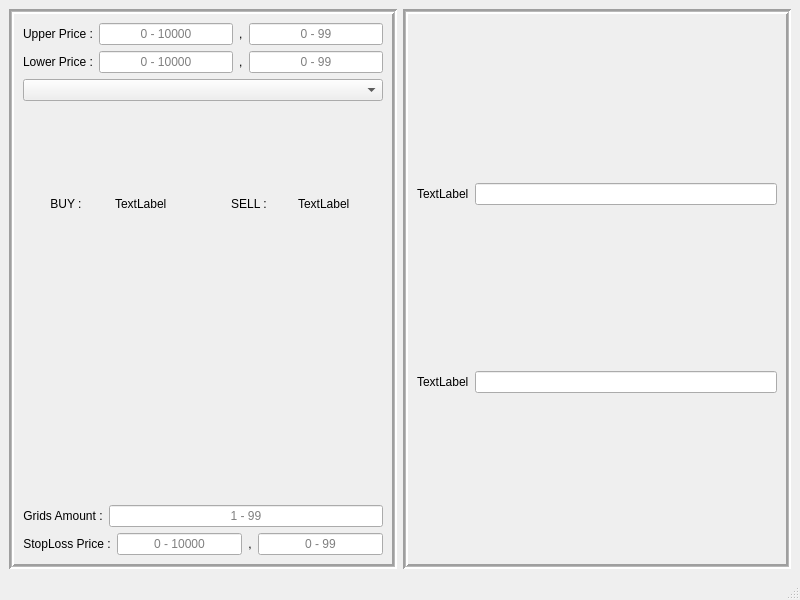
Above: mainwindow.ui from qrlik/gridExchangeCalculator before the change. Below: the same form after it.
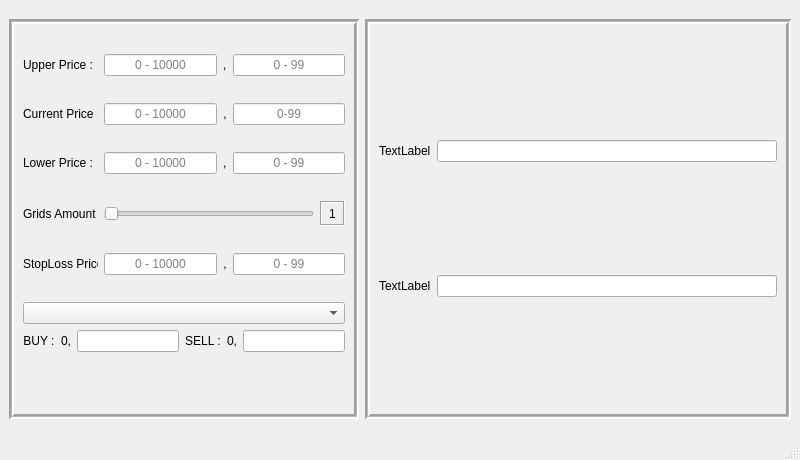
That is the form after the change.

Commit message: add custom tax, app style, finish input frame ui

Patch:
```diff
--- a/mainwindow.ui
+++ b/mainwindow.ui
@@ -7,9 +7,27 @@
     <x>0</x>
     <y>0</y>
     <width>800</width>
-    <height>600</height>
+    <height>460</height>
    </rect>
   </property>
+  <property name="sizePolicy">
+   <sizepolicy hsizetype="Fixed" vsizetype="Fixed">
+    <horstretch>0</horstretch>
+    <verstretch>0</verstretch>
+   </sizepolicy>
+  </property>
+  <property name="minimumSize">
+   <size>
+    <width>0</width>
+    <height>400</height>
+   </size>
+  </property>
+  <property name="maximumSize">
+   <size>
+    <width>16777215</width>
+    <height>460</height>
+   </size>
+  </property>
   <property name="windowTitle">
    <string>Grid Trade Calculator</string>
   </property>
@@ -17,6 +35,24 @@
    <layout class="QGridLayout" name="gridLayout">
     <item row="0" column="0">
      <widget class="QFrame" name="InputFrame">
+      <property name="sizePolicy">
+       <sizepolicy hsizetype="Fixed" vsizetype="Fixed">
+        <horstretch>0</horstretch>
+        <verstretch>0</verstretch>
+       </sizepolicy>
+      </property>
+      <property name="minimumSize">
+       <size>
+        <width>350</width>
+        <height>400</height>
+       </size>
+      </property>
+      <property name="maximumSize">
+       <size>
+        <width>350</width>
+        <height>400</height>
+       </size>
+      </property>
       <property name="frameShape">
        <enum>QFrame::Box</enum>
       </property>
@@ -32,8 +68,26 @@
       <layout class="QVBoxLayout" name="verticalLayout_2">
        <item>
         <layout class="QHBoxLayout" name="UpperPriceLayout">
+         <property name="sizeConstraint">
+          <enum>QLayout::SetDefaultConstraint</enum>
+         </property>
+         <property name="leftMargin">
+          <number>0</number>
+         </property>
          <item>
-          <widget class="QLabel" name="UpperLabel">
+          <widget class="QLabel" name="UpperPriceLabel">
+           <property name="minimumSize">
+            <size>
+             <width>75</width>
+             <height>0</height>
+            </size>
+           </property>
+           <property name="maximumSize">
+            <size>
+             <width>75</width>
+             <height>16777215</height>
+            </size>
+           </property>
            <property name="text">
             <string>Upper Price :</string>
            </property>
@@ -41,6 +95,18 @@
          </item>
          <item>
           <widget class="QLineEdit" name="UpperPriceEdit">
+           <property name="minimumSize">
+            <size>
+             <width>100</width>
+             <height>0</height>
+            </size>
+           </property>
+           <property name="maximumSize">
+            <size>
+             <width>200</width>
+             <height>16777215</height>
+            </size>
+           </property>
            <property name="inputMask">
             <string/>
            </property>
@@ -67,6 +133,18 @@
          </item>
          <item>
           <widget class="QLineEdit" name="UpperFractionalEdit">
+           <property name="minimumSize">
+            <size>
+             <width>100</width>
+             <height>0</height>
+            </size>
+           </property>
+           <property name="maximumSize">
+            <size>
+             <width>200</width>
+             <height>16777215</height>
+            </size>
+           </property>
            <property name="alignment">
             <set>Qt::AlignCenter</set>
            </property>
@@ -77,10 +155,108 @@
          </item>
         </layout>
        </item>
+       <item>
+        <layout class="QHBoxLayout" name="CurrentPriceLayout">
+         <property name="sizeConstraint">
+          <enum>QLayout::SetDefaultConstraint</enum>
+         </property>
+         <item>
+          <widget class="QLabel" name="CurrentPriceLabel">
+           <property name="minimumSize">
+            <size>
+             <width>75</width>
+             <height>0</height>
+            </size>
+           </property>
+           <property name="maximumSize">
+            <size>
+             <width>75</width>
+             <height>16777215</height>
+            </size>
+           </property>
+           <property name="text">
+            <string>Current Price :</string>
+           </property>
+           <property name="alignment">
+            <set>Qt::AlignLeading|Qt::AlignLeft|Qt::AlignVCenter</set>
+           </property>
+          </widget>
+         </item>
+         <item>
+          <widget class="QLineEdit" name="CurrentPriceEdit">
+           <property name="minimumSize">
+            <size>
+             <width>100</width>
+             <height>0</height>
+            </size>
+           </property>
+           <property name="maximumSize">
+            <size>
+             <width>200</width>
+             <height>16777215</height>
+            </size>
+           </property>
+           <property name="alignment">
+            <set>Qt::AlignCenter</set>
+           </property>
+           <property name="placeholderText">
+            <string>0 - 10000</string>
+           </property>
+          </widget>
+         </item>
+         <item>
+          <widget class="QLabel" name="CurrentDelimiterLabel">
+           <property name="text">
+            <string>,</string>
+           </property>
+           <property name="alignment">
+            <set>Qt::AlignCenter</set>
+           </property>
+          </widget>
+         </item>
+         <item>
+          <widget class="QLineEdit" name="CurrentFractionalEdit">
+           <property name="minimumSize">
+            <size>
+             <width>100</width>
+             <height>0</height>
+            </size>
+           </property>
+           <property name="maximumSize">
+            <size>
+             <width>200</width>
+             <height>16777215</height>
+            </size>
+           </property>
+           <property name="alignment">
+            <set>Qt::AlignCenter</set>
+           </property>
+           <property name="placeholderText">
+            <string>0-99</string>
+           </property>
+          </widget>
+         </item>
+        </layout>
+       </item>
        <item>
         <layout class="QHBoxLayout" name="LowerPriceLayout">
+         <property name="sizeConstraint">
+          <enum>QLayout::SetDefaultConstraint</enum>
+         </property>
          <item>
-          <widget class="QLabel" name="LowerLabelLabel">
+          <widget class="QLabel" name="LowerPriceLabel">
+           <property name="minimumSize">
+            <size>
+             <width>75</width>
+             <height>0</height>
+            </size>
+           </property>
+           <property name="maximumSize">
+            <size>
+             <width>75</width>
+             <height>16777215</height>
+            </size>
+           </property>
            <property name="text">
             <string>Lower Price :</string>
            </property>
@@ -127,8 +303,146 @@
          </item>
         </layout>
        </item>
+       <item>
+        <layout class="QHBoxLayout" name="GridsAmountLayout">
+         <property name="sizeConstraint">
+          <enum>QLayout::SetDefaultConstraint</enum>
+         </property>
+         <item>
+          <widget class="QLabel" name="GridsAmountLabel">
+           <property name="minimumSize">
+            <size>
+             <width>75</width>
+             <height>0</height>
+            </size>
+           </property>
+           <property name="maximumSize">
+            <size>
+             <width>75</width>
+             <height>16777215</height>
+            </size>
+           </property>
+           <property name="text">
+            <string>Grids Amount :</string>
+           </property>
+           <property name="alignment">
+            <set>Qt::AlignLeading|Qt::AlignLeft|Qt::AlignVCenter</set>
+           </property>
+          </widget>
+         </item>
+         <item>
+          <widget class="QSlider" name="GridsAmountSlider">
+           <property name="minimum">
+            <number>1</number>
+           </property>
+           <property name="orientation">
+            <enum>Qt::Horizontal</enum>
+           </property>
+           <property name="tickPosition">
+            <enum>QSlider::NoTicks</enum>
+           </property>
+           <property name="tickInterval">
+            <number>0</number>
+           </property>
+          </widget>
+         </item>
+         <item>
+          <widget class="QLabel" name="GridsAmountTipLabel">
+           <property name="minimumSize">
+            <size>
+             <width>25</width>
+             <height>25</height>
+            </size>
+           </property>
+           <property name="maximumSize">
+            <size>
+             <width>25</width>
+             <height>25</height>
+            </size>
+           </property>
+           <property name="frameShape">
+            <enum>QFrame::Box</enum>
+           </property>
+           <property name="frameShadow">
+            <enum>QFrame::Sunken</enum>
+           </property>
+           <property name="text">
+            <string>1</string>
+           </property>
+           <property name="textFormat">
+            <enum>Qt::AutoText</enum>
+           </property>
+           <property name="alignment">
+            <set>Qt::AlignCenter</set>
+           </property>
+          </widget>
+         </item>
+        </layout>
+       </item>
+       <item>
+        <layout class="QHBoxLayout" name="StopLossPriceLayout">
+         <property name="sizeConstraint">
+          <enum>QLayout::SetDefaultConstraint</enum>
+         </property>
+         <item>
+          <widget class="QLabel" name="StopLossPriceLabel">
+           <property name="minimumSize">
+            <size>
+             <width>75</width>
+             <height>0</height>
+            </size>
+           </property>
+           <property name="maximumSize">
+            <size>
+             <width>75</width>
+             <height>16777215</height>
+            </size>
+           </property>
+           <property name="text">
+            <string>StopLoss Price :</string>
+           </property>
+           <property name="alignment">
+            <set>Qt::AlignLeading|Qt::AlignLeft|Qt::AlignVCenter</set>
+           </property>
+          </widget>
+         </item>
+         <item>
+          <widget class="QLineEdit" name="StopLossPriceEdit">
+           <property name="alignment">
+            <set>Qt::AlignCenter</set>
+           </property>
+           <property name="placeholderText">
+            <string>0 - 10000</string>
+           </property>
+          </widget>
+         </item>
+         <item>
+          <widget class="QLabel" name="StopLossDelimiterLabel">
+           <property name="text">
+            <string>,</string>
+           </property>
+           <property name="alignment">
+            <set>Qt::AlignCenter</set>
+           </property>
+          </widget>
+         </item>
+         <item>
+          <widget class="QLineEdit" name="StopLossFractionalEdit">
+           <property name="alignment">
+            <set>Qt::AlignCenter</set>
+           </property>
+           <property name="placeholderText">
+            <string>0 - 99</string>
+           </property>
+          </widget>
+         </item>
+        </layout>
+       </item>
        <item>
         <layout class="QVBoxLayout" name="TaxLayout">
+         <property name="sizeConstraint">
+          <enum>QLayout::SetDefaultConstraint</enum>
+         </property>
          <item>
           <widget class="QComboBox" name="TaxTypeBox">
            <property name="currentIndex">
@@ -151,7 +465,23 @@
            <item>
             <widget class="QLabel" name="TaxBuyAmountLabel">
              <property name="text">
-              <string>TextLabel</string>
+              <string>0,</string>
+             </property>
+             <property name="alignment">
+              <set>Qt::AlignCenter</set>
+             </property>
+            </widget>
+           </item>
+           <item>
+            <widget class="QLineEdit" name="TaxBuyAmountEdit">
+             <property name="frame">
+              <bool>true</bool>
+             </property>
+             <property name="alignment">
+              <set>Qt::AlignCenter</set>
+             </property>
+             <property name="readOnly">
+              <bool>false</bool>
              </property>
             </widget>
            </item>
@@ -168,7 +498,17 @@
            <item>
             <widget class="QLabel" name="TaxSellAmountLabel">
              <property name="text">
-              <string>TextLabel</string>
+              <string>0,</string>
+             </property>
+             <property name="alignment">
+              <set>Qt::AlignCenter</set>
+             </property>
+            </widget>
+           </item>
+           <item>
+            <widget class="QLineEdit" name="TaxSellAmountEdit">
+             <property name="alignment">
+              <set>Qt::AlignCenter</set>
              </property>
             </widget>
            </item>
@@ -176,6 +516,12 @@
          </item>
          <item>
           <widget class="QLabel" name="TaxCommentLabel">
+           <property name="maximumSize">
+            <size>
+             <width>16777215</width>
+             <height>25</height>
+            </size>
+           </property>
            <property name="text">
             <string/>
            </property>
@@ -183,74 +529,6 @@
          </item>
         </layout>
        </item>
-       <item>
-        <layout class="QHBoxLayout" name="GridsAmountLayout">
-         <item>
-          <widget class="QLabel" name="GridsAmountLabel">
-           <property name="text">
-            <string>Grids Amount :</string>
-           </property>
-           <property name="alignment">
-            <set>Qt::AlignCenter</set>
-           </property>
-          </widget>
-         </item>
-         <item>
-          <widget class="QLineEdit" name="GridsAmountEdit">
-           <property name="alignment">
-            <set>Qt::AlignCenter</set>
-           </property>
-           <property name="placeholderText">
-            <string>1 - 99</string>
-           </property>
-          </widget>
-         </item>
-        </layout>
-       </item>
-       <item>
-        <layout class="QHBoxLayout" name="StopLossLayout">
-         <item>
-          <widget class="QLabel" name="StopLossLabel">
-           <property name="text">
-            <string>StopLoss Price :</string>
-           </property>
-           <property name="alignment">
-            <set>Qt::AlignCenter</set>
-           </property>
-          </widget>
-         </item>
-         <item>
-          <widget class="QLineEdit" name="StopLossPriceEdit">
-           <property name="alignment">
-            <set>Qt::AlignCenter</set>
-           </property>
-           <property name="placeholderText">
-            <string>0 - 10000</string>
-           </property>
-          </widget>
-         </item>
-         <item>
-          <widget class="QLabel" name="StopLossDilimiterLabel">
-           <property name="text">
-            <string>,</string>
-           </property>
-           <property name="alignment">
-            <set>Qt::AlignCenter</set>
-           </property>
-          </widget>
-         </item>
-         <item>
-          <widget class="QLineEdit" name="StopLossFractionalEdit">
-           <property name="alignment">
-            <set>Qt::AlignCenter</set>
-           </property>
-           <property name="placeholderText">
-            <string>0 - 99</string>
-           </property>
-          </widget>
-         </item>
-        </layout>
-       </item>
       </layout>
      </widget>
     </item>
```
Left out of the diff: 19 changed lines with no effect on the pictures. The commit also changes 2 other files.
